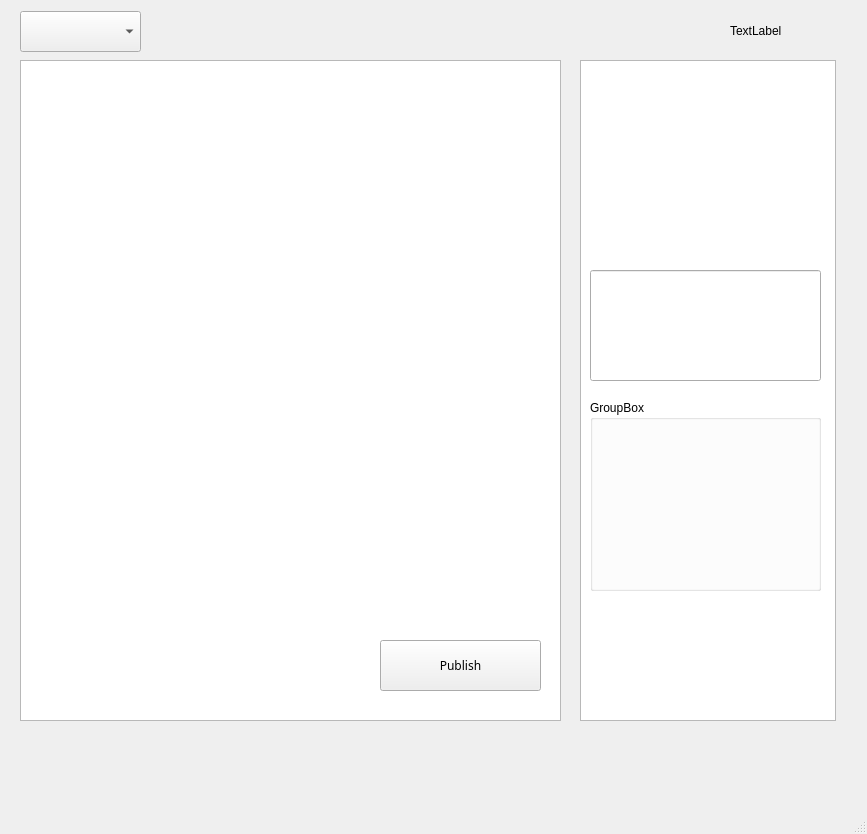
Qt form publishUI/publish2.ui (AhriKwon/Viper_Pipeline) before a commit.
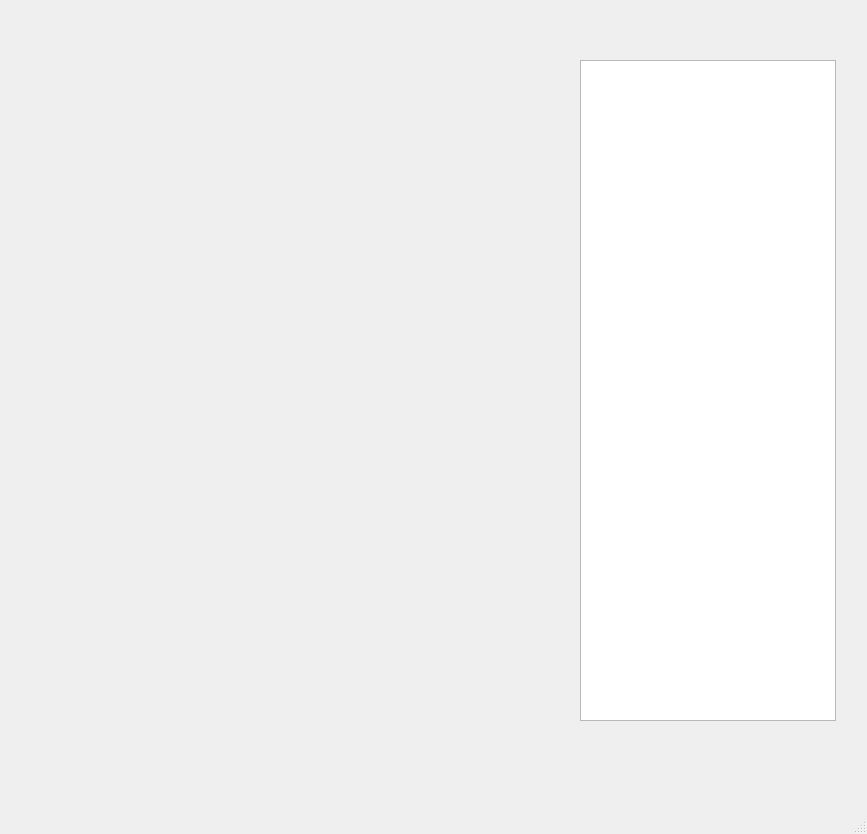
The same form after that commit.

```diff
--- a/publishUI/publish2.ui
+++ b/publishUI/publish2.ui
@@ -24,29 +24,6 @@
      </rect>
     </property>
    </widget>
-   <widget class="QComboBox" name="comboBox_task">
-    <property name="geometry">
-     <rect>
-      <x>20</x>
-      <y>11</y>
-      <width>121</width>
-      <height>41</height>
-     </rect>
-    </property>
-   </widget>
-   <widget class="QGroupBox" name="groupBox_checkbox">
-    <property name="geometry">
-     <rect>
-      <x>590</x>
-      <y>400</y>
-      <width>231</width>
-      <height>191</height>
-     </rect>
-    </property>
-    <property name="title">
-     <string>GroupBox</string>
-    </property>
-   </widget>
    <widget class="QLabel" name="label_filename">
     <property name="geometry">
      <rect>
@@ -60,57 +37,6 @@
      <string/>
     </property>
    </widget>
-   <widget class="QLabel" name="label_user">
-    <property name="geometry">
-     <rect>
-      <x>730</x>
-      <y>10</y>
-      <width>121</width>
-      <height>41</height>
-     </rect>
-    </property>
-    <property name="text">
-     <string>TextLabel</string>
-    </property>
-   </widget>
-   <widget class="QTableWidget" name="tableWidget_filelist">
-    <property name="geometry">
-     <rect>
-      <x>20</x>
-      <y>60</y>
-      <width>541</width>
-      <height>661</height>
-     </rect>
-    </property>
-   </widget>
-   <widget class="QPushButton" name="pushButton_publish">
-    <property name="geometry">
-     <rect>
-      <x>380</x>
-      <y>640</y>
-      <width>161</width>
-      <height>51</height>
-     </rect>
-    </property>
-    <property name="font">
-     <font>
-      <family>Myriad Pro</family>
-     </font>
-    </property>
-    <property name="text">
-     <string>Publish</string>
-    </property>
-   </widget>
-   <widget class="QLineEdit" name="lineEdit_memo">
-    <property name="geometry">
-     <rect>
-      <x>590</x>
-      <y>270</y>
-      <width>231</width>
-      <height>111</height>
-     </rect>
-    </property>
-   </widget>
    <widget class="QLabel" name="label_logo">
     <property name="geometry">
      <rect>
```
Left out of the diff: 15 changed lines with no effect on the pictures.
